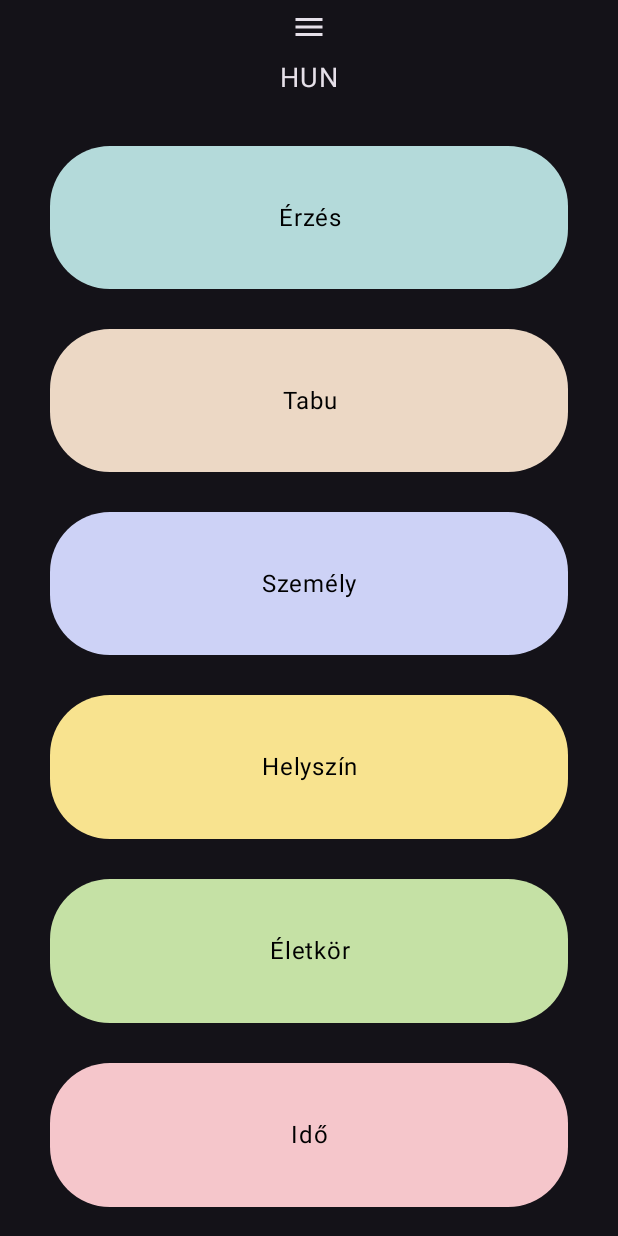
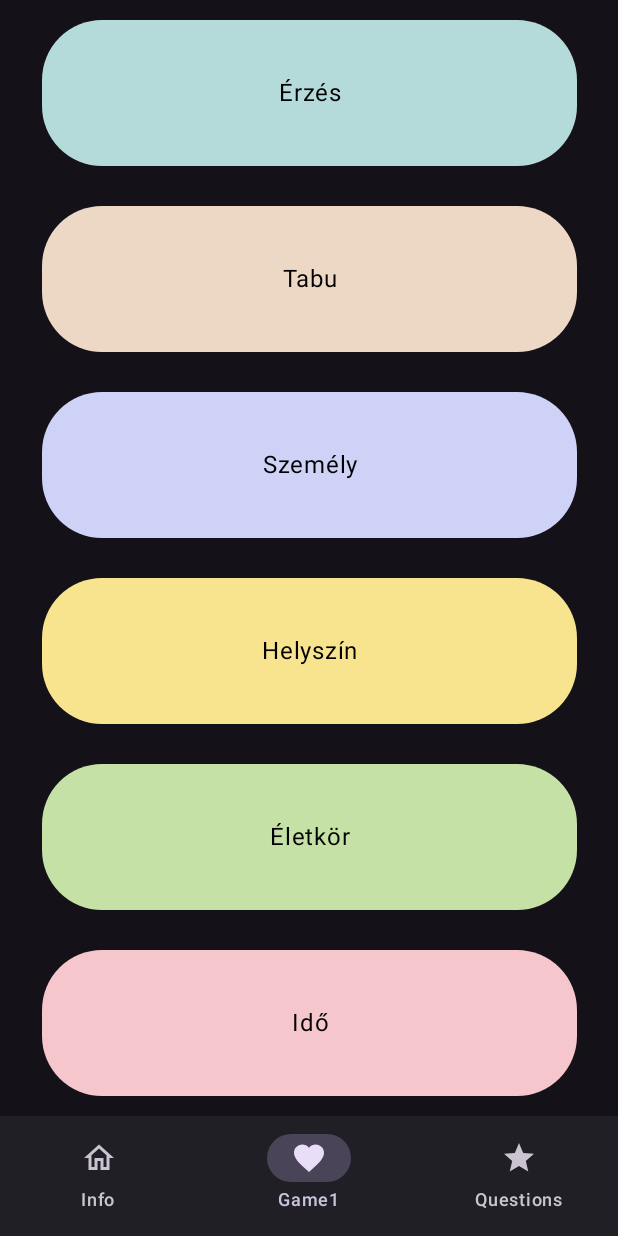
Before and after one commit to JanimeSenpai/Kartyajatek_2024, an Android app built with Jetpack Compose: the screen it shows after launch (MainActivity), on a phone screen of 412 x 824 dp. Run offline under Robolectric (Android 15) with nearby library versions, the phone set to English and light mode, and no system bars; our stand-ins replace Compose Multiplatform resources.

Commit message:
feat: Add Bottom Navigation, Update UI and Question Logic
-   Adds a bottom navigation bar using Material3's `NavigationBar` and `NavigationBarItem`.
-   Implements `Scaffold` to manage the screen's content and bottom bar.
-   Updates `MainScreen` to integrate the bottom navigation and manage game modes.
-   Moves `LanguageToggle` outside of `Column`.
-   Improves UI layout for the question mode by creating `Box` and `Column` hierarchy.
-   Randomizes question order in the Bekérdezőkérdések mode.
-   Updates target SDK to API 35.
-   Adds `enableEdgeToEdge()` for edge to edge drawing on Android.
-   Removes `Game3` from menu.

```diff
--- a/composeApp/build.gradle.kts
+++ b/composeApp/build.gradle.kts
@@ -98,5 +98,7 @@ android {
 
 dependencies {
     implementation(libs.androidx.material3.android)
+    implementation(libs.androidx.navigation.runtime.ktx)
+    implementation(libs.androidx.navigation.runtime.android)
     debugImplementation(compose.uiTooling)
 }
--- a/composeApp/src/androidMain/kotlin/card/game/MainActivity.kt
+++ b/composeApp/src/androidMain/kotlin/card/game/MainActivity.kt
@@ -4,6 +4,7 @@ import android.content.res.Configuration
 import android.os.Bundle
 import androidx.activity.ComponentActivity
 import androidx.activity.compose.setContent
+import androidx.activity.enableEdgeToEdge
 import androidx.compose.runtime.Composable
 import androidx.compose.runtime.getValue
 import androidx.compose.runtime.mutableStateOf
@@ -15,6 +16,8 @@ import androidx.compose.ui.tooling.preview.Preview
 class MainActivity : ComponentActivity() {
     override fun onCreate(savedInstanceState: Bundle?) {
         super.onCreate(savedInstanceState)
+
+        enableEdgeToEdge()
 
         setContent {
             var orientation by remember {  mutableStateOf("")}
--- /dev/null
+++ b/composeApp/src/commonMain/kotlin/card/game/BottomNavigation.kt
@@ -0,0 +1,76 @@
+package card.game
+
+import androidx.compose.material.icons.Icons
+import androidx.compose.material.icons.filled.Favorite
+import androidx.compose.material.icons.filled.Home
+import androidx.compose.material.icons.filled.Star
+import androidx.compose.material.icons.outlined.FavoriteBorder
+import androidx.compose.material.icons.outlined.Home
+import androidx.compose.material.icons.outlined.Star
+import androidx.compose.material3.Icon
+import androidx.compose.material3.NavigationBar
+import androidx.compose.material3.NavigationBarItem
+import androidx.compose.material3.Text
+import androidx.compose.runtime.Composable
+
+// Composable bottom navigation bar using Material3's NavigationBar & NavigationBarItem.
+@Composable
+fun MyBottomNavigationBar(
+    currentGame: GameMode,
+    onGameSelected: (GameMode) -> Unit
+) {
+    // List of items for the bottom navigation
+    val items = listOf(
+        BottomNavItem.Info,
+        BottomNavItem.Game1,
+        BottomNavItem.Game2
+    )
+
+    NavigationBar {
+        items.forEach { item ->
+            val isSelected = (currentGame == item.gameMode)
+            NavigationBarItem(
+                icon = {
+                    Icon(
+                        imageVector = if (isSelected) item.iconSelected else item.iconUnselected,
+                        contentDescription = item.label
+                    )
+                },
+                label = { Text(text = item.label) },
+                selected = isSelected,
+                onClick = { onGameSelected(item.gameMode) }
+            )
+        }
+    }
+}
+
+
+
+// Sealed class describing each bottom navigation item
+sealed class BottomNavItem(
+    val gameMode: GameMode,
+    val iconSelected: androidx.compose.ui.graphics.vector.ImageVector,
+    val iconUnselected: androidx.compose.ui.graphics.vector.ImageVector,
+    val label: String
+) {
+    object Info : BottomNavItem(
+        GameMode.Info,
+        Icons.Filled.Home,
+        Icons.Outlined.Home,
+        "Info"
+    )
+
+    object Game1 : BottomNavItem(
+        GameMode.Game1,
+        Icons.Filled.Favorite,
+        Icons.Outlined.FavoriteBorder,
+        "Game1"
+    )
+
+    object Game2 : BottomNavItem(
+        GameMode.Game2,
+        Icons.Filled.Star,
+        Icons.Outlined.Star,
+        "Questions"
+    )
+}
--- a/composeApp/src/commonMain/kotlin/card/game/bekerdezokerdesek/model.kt
+++ b/composeApp/src/commonMain/kotlin/card/game/bekerdezokerdesek/model.kt
@@ -115,7 +115,7 @@ class QuestionsViewModel(
         resetForLooping(preserveLastQuestion = false)
     }
     fun resetForLooping(preserveLastQuestion: Boolean) {
-        _remainingQuestions.value = questions.toMutableList()
+        _remainingQuestions.value = questions.shuffled().toMutableList()
         if(!preserveLastQuestion) _askedQuestions.value.clear()
         _endOfQuestionList.value = false
     }
--- a/composeApp/src/commonMain/kotlin/card/game/data.kt
+++ b/composeApp/src/commonMain/kotlin/card/game/data.kt
@@ -22,5 +22,4 @@ enum class GameMode {
     Info,
     Game1,
     Game2,
-    Game3
 }
--- a/composeApp/src/commonMain/kotlin/card/game/mainscreen.kt
+++ b/composeApp/src/commonMain/kotlin/card/game/mainscreen.kt
@@ -6,6 +6,7 @@ import androidx.compose.foundation.layout.fillMaxSize
 import androidx.compose.foundation.layout.height
 import androidx.compose.foundation.layout.padding
 import androidx.compose.material3.MaterialTheme
+import androidx.compose.material3.Scaffold
 import androidx.compose.material3.Surface
 import androidx.compose.runtime.Composable
 import androidx.compose.runtime.collectAsState
@@ -16,51 +17,59 @@ import androidx.compose.ui.Modifier
 import androidx.compose.ui.unit.dp
 import card.game.bekerdezokerdesek.QuestionsPage
 
+// Main Screen that holds the main content and bottom navigation bar
 @Composable
-fun MainScreen(orientation:String) {
-    val viewModel: FlashcardViewModel = remember {FlashcardViewModel()}
+fun MainScreen(orientation: String) {
+    // Instead of using dependency injection, we simply create the ViewModel here as a sample.
+    val viewModel: FlashcardViewModel = remember { FlashcardViewModel() }
     val uiState by viewModel.uiState.collectAsState()
+
+    // Use Scaffold to add a bottomBar.
+    Scaffold(
+        bottomBar = {
+            MyBottomNavigationBar(
+                currentGame = uiState.currentGame,
+                onGameSelected = { gameMode -> viewModel.selectGame(gameMode) }
+            )
+        }
+    ) { innerPadding ->
         Surface(
-    modifier = Modifier.fillMaxSize(),
+            modifier = Modifier
+                .fillMaxSize()
+                .padding(innerPadding),
             color = MaterialTheme.colorScheme.background
-){
+        ) {
+            Column(
+                modifier = Modifier
+                    .fillMaxSize(),
+                  //  .padding(6.dp),
+                horizontalAlignment = Alignment.CenterHorizontally
+            ) {
+              //  Spacer(modifier = Modifier.height(10.dp))
+                // Language Toggle remains at the top
 
 
-
-    Column(
-        modifier = Modifier
-            .fillMaxSize()
-            .padding(6.dp),
-        horizontalAlignment = Alignment.CenterHorizontally
-    ) {
-        // Menu Button and Dropdown
-        MenuButton(onMenuItemSelected = { viewModel.selectGame(it) })
-
-        Spacer(modifier = Modifier.height(10.dp))
-
-        // Language Toggle
-        LanguageToggle(
+              /*  LanguageToggle(
                     lang = uiState.lang,
                     onToggleLanguage = { viewModel.toggleLanguage() }
+                )*/
+
+
+               // Spacer(modifier = Modifier.height(10.dp))
+
+                // Display content based on the selected game mode.
+                when (uiState.currentGame) {
+                    GameMode.Game1 -> FlashcardGrid(
+                        flashcards = uiState.flashcards,
+                        onCardClicked = { viewModel.flipCard(it) },
+                        orientation = orientation
                     )
-
-        Spacer(modifier = Modifier.height(10.dp))
-
-        // Display content based on the current game mode
-        when (uiState.currentGame) {
-//            GameMode.Info -> InfoScreen()
-            GameMode.Game1 -> FlashcardGrid(flashcards = uiState.flashcards, onCardClicked = { viewModel.flipCard(it) },orientation)
-           /// GameMode.Game2 -> SingleFlashcard(/* Pass appropriate data */)
-           // GameMode.Game3 -> SingleFlashcard(/* Pass appropriate data */)
                     GameMode.Info -> {
-                //valami információt ha ki akarnánk írni esetle
+                        // Display an informational screen content, such as InfoScreen()
                     }
                     GameMode.Game2 -> QuestionsPage()
-            GameMode.Game3 -> {
-                //van még harmadik gamemode?
                 }
             }
         }
     }
-
 }
--- a/composeApp/src/commonMain/kotlin/card/game/menubutton.kt
+++ b/composeApp/src/commonMain/kotlin/card/game/menubutton.kt
@@ -7,6 +7,7 @@ import androidx.compose.material3.DropdownMenuItem
 import androidx.compose.material3.Icon
 import androidx.compose.material3.Text
 import androidx.compose.material.icons.Icons
+import androidx.compose.material.icons.filled.Info
 import androidx.compose.material.icons.filled.Menu
 import androidx.compose.runtime.Composable
 import androidx.compose.runtime.getValue
@@ -14,6 +15,7 @@ import androidx.compose.runtime.mutableStateOf
 import androidx.compose.runtime.remember
 import androidx.compose.runtime.setValue
 import androidx.compose.ui.Modifier
+import androidx.compose.ui.graphics.vector.ImageVector
 import androidx.compose.ui.unit.sp
 
 @Composable
@@ -43,10 +45,10 @@ fun MenuButton(onMenuItemSelected: (GameMode) -> Unit) {
                 expanded = false
                 onMenuItemSelected(GameMode.Game2)
             }, text = { Text("Bekérdező kártyák") })//translations
-            DropdownMenuItem(onClick = {
+           /* DropdownMenuItem(onClick = {
                 expanded = false
                 onMenuItemSelected(GameMode.Game3)
-            }, text = { Text("Game3") })
+            }, text = { Text("Game3") })*/
         }
     }
 }
```
Also changed, not shown: composeApp/src/commonMain/kotlin/card/game/bekerdezokerdesek/ui.kt (+31 -26 lines), gradle/libs.versions.toml (+6 -2 lines). Lines whose indentation alone changed are shown as unchanged.
